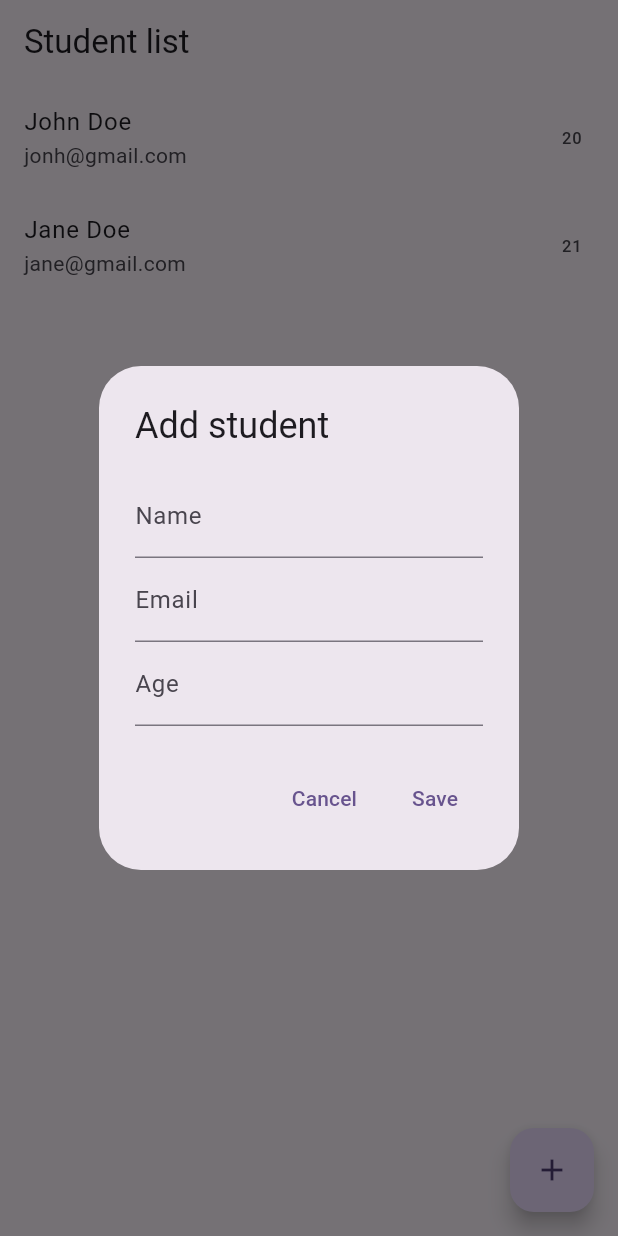
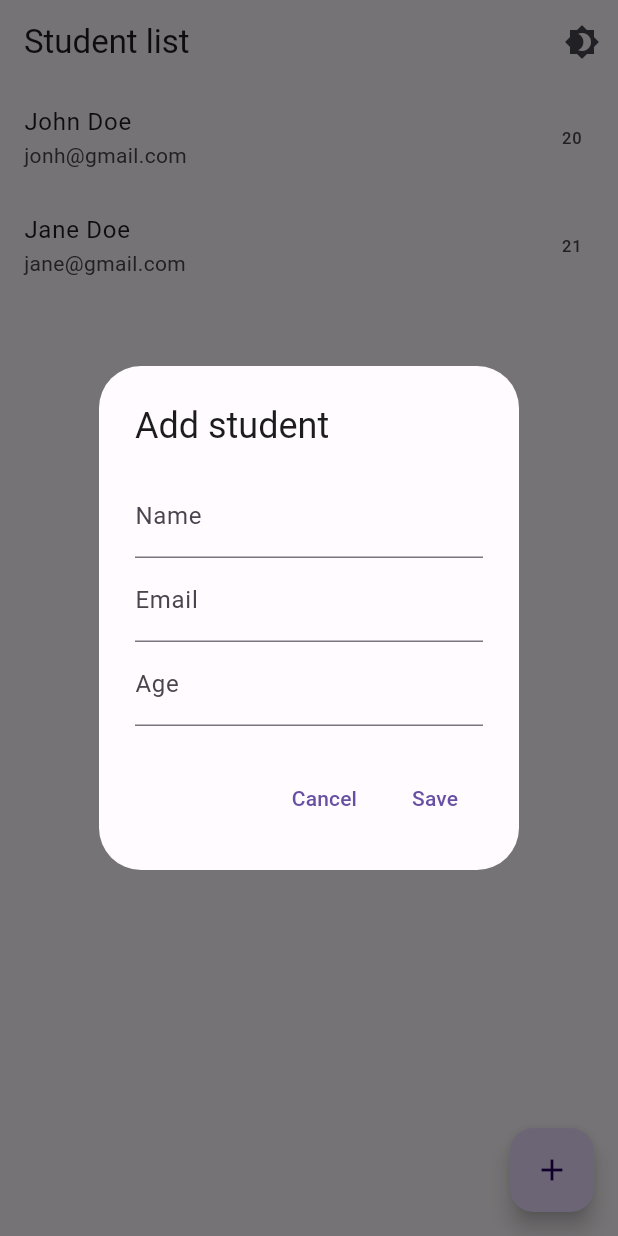
Before and after one commit to chornthorn/instinct-state-demo-app, a Flutter app: the screen it shows after launch, after a tap on the "add" icon, on a phone screen of 412 x 824 dp. Run offline on Flutter 3.47's test engine with Material 3 defaults, Android fonts, the phone set to English and light mode, and no system bars; our stand-ins replace equatable, shared_preferences.

Commit message:
feat: Complete theme with provider package

```diff
--- a/lib/main.dart
+++ b/lib/main.dart
@@ -4,20 +4,22 @@ import 'package:flutter_state_app/pages/home_page.dart';
 import 'package:flutter_state_app/pages/student_page.dart';
 import 'package:flutter_state_app/providers/person_provider.dart';
 import 'package:flutter_state_app/providers/student_provider.dart';
+import 'package:flutter_state_app/providers/theme_provider.dart';
 import 'package:provider/provider.dart';
+
+import 'common/themes/color_schemes.g.dart';
+import 'providers/language_provider.dart';
 
 void main() {
   runApp(
-    // Provider<PersonProvider>(
-    //   create: (context) => PersonProvider(),
-    //   child: Provider<StudentProvider>(
-    //     create: (context) => StudentProvider(),
-    //     child: MyApp(),
-    //   ),
-    // ),
-
     MultiProvider(
       providers: [
+        ChangeNotifierProvider<LanguageProvider>(
+          create: (context) => LanguageProvider()..init(),
+        ),
+        ChangeNotifierProvider<ThemeProvider>(
+          create: (context) => ThemeProvider()..init(),
+        ),
         Provider<AppConfig>(
           create: (context) => AppConfig(appName: "Instinct App"),
         ),
@@ -38,12 +40,22 @@ class MyApp extends StatelessWidget {
 
   @override
   Widget build(BuildContext context) {
-    return MaterialApp(
-      theme: ThemeData(
-        colorScheme: ColorScheme.fromSeed(seedColor: Colors.deepPurple),
-        useMaterial3: true,
-      ),
-      home: StudentPage(),
+    return Consumer<ThemeProvider>(
+      builder: (context, themeProvider, child) {
+        return MaterialApp(
+          theme: ThemeData(
+            useMaterial3: true,
+            colorScheme: lightColorScheme,
+          ),
+          darkTheme: ThemeData(
+            useMaterial3: true,
+            colorScheme: darkColorScheme,
+          ),
+          themeMode:
+              themeProvider.isDarkMode ? ThemeMode.dark : ThemeMode.light,
+          home: StudentPage(),
+        );
+      },
     );
   }
 }
--- a/lib/pages/student_page.dart
+++ b/lib/pages/student_page.dart
@@ -3,6 +3,7 @@ import 'package:flutter_state_app/providers/student_provider.dart';
 import 'package:provider/provider.dart';
 
 import '../models/student.dart';
+import '../providers/theme_provider.dart';
 
 class StudentPage extends StatefulWidget {
   const StudentPage({super.key});
@@ -18,9 +19,18 @@ class _StudentPageState extends State<StudentPage> {
 
   @override
   Widget build(BuildContext context) {
+    final themeProvider = Provider.of<ThemeProvider>(context);
     return Scaffold(
       appBar: AppBar(
         title: Text('Student list'),
+        actions: [
+          IconButton(
+            onPressed: () {
+              themeProvider.toggleTheme();
+            },
+            icon: Icon(Icons.brightness_4),
+          ),
+        ],
       ),
       body: Consumer<StudentProvider>(
         builder: (BuildContext context, provider, Widget? child) {
@@ -38,7 +48,7 @@ class _StudentPageState extends State<StudentPage> {
       ),
       floatingActionButton: FloatingActionButton(
         onPressed: () {
-          _showAddStudentForm(context);
+          _showAddStudentForm();
         },
         child: Icon(Icons.add),
       ),
@@ -46,7 +56,7 @@ class _StudentPageState extends State<StudentPage> {
   }
 
   // add student form
-  void _showAddStudentForm(BuildContext context) {
+  void _showAddStudentForm() {
     showDialog(
       context: context,
       builder: (BuildContext context) {
@@ -66,7 +76,7 @@ class _StudentPageState extends State<StudentPage> {
             ),
             TextButton(
               onPressed: () {
-                _addStudent(context);
+                _addStudent();
               },
               child: Text('Save'),
             ),
@@ -76,7 +86,7 @@ class _StudentPageState extends State<StudentPage> {
     );
   }
 
-  void _addStudent(BuildContext context) {
+  void _addStudent() {
     final provider = Provider.of<StudentProvider>(
       context,
       listen: false,
--- /dev/null
+++ b/lib/providers/theme_provider.dart
@@ -0,0 +1,33 @@
+import 'package:flutter/material.dart';
+import 'package:shared_preferences/shared_preferences.dart';
+
+const String isDarkModeKey = "isDarkMode";
+
+class ThemeProvider extends ChangeNotifier {
+  //TODO:: get data from local storage
+
+  bool _isDarkMode = false;
+
+  bool get isDarkMode => _isDarkMode;
+
+  void init() async {
+    final prefs = await SharedPreferences.getInstance();
+    final isDarkMode = prefs.getBool(isDarkModeKey);
+    if (isDarkMode != null) {
+      _isDarkMode = true;
+      notifyListeners();
+    }
+    print('isDarkMode: $_isDarkMode');
+  }
+
+  void toggleTheme() async {
+    _isDarkMode = !_isDarkMode;
+    _saveThemeToLocalStorage();
+    notifyListeners();
+  }
+
+  void _saveThemeToLocalStorage() async {
+    final prefs = await SharedPreferences.getInstance();
+    prefs.setBool(isDarkModeKey, _isDarkMode);
+  }
+}
--- a/pubspec.yaml
+++ b/pubspec.yaml
@@ -37,6 +37,7 @@ dependencies:
   cupertino_icons: ^1.0.2
   provider: ^6.1.1
   equatable: ^2.0.5
+  shared_preferences: ^2.2.2
 
 dev_dependencies:
   flutter_test:
```
Also changed, not shown: lib/providers/course_provider.dart (added, +19 -0 lines), lib/providers/language_provider.dart (added, +30 -0 lines), lib/common/themes/color_schemes.g.dart (added), pubspec.lock, 6 other files.
